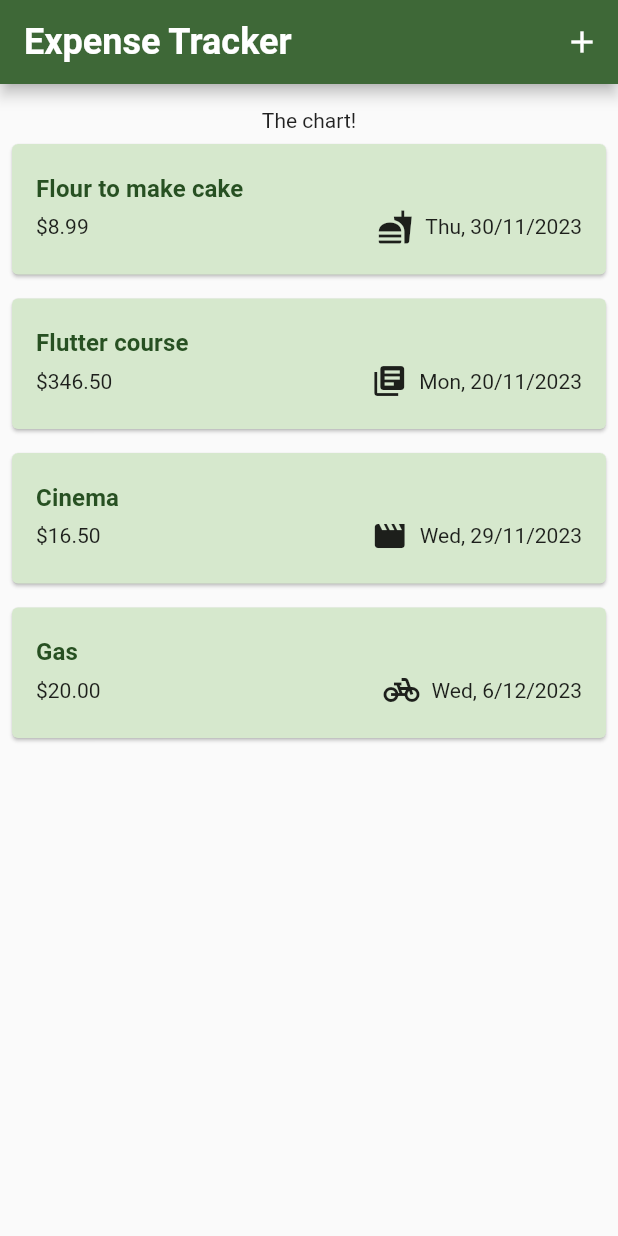
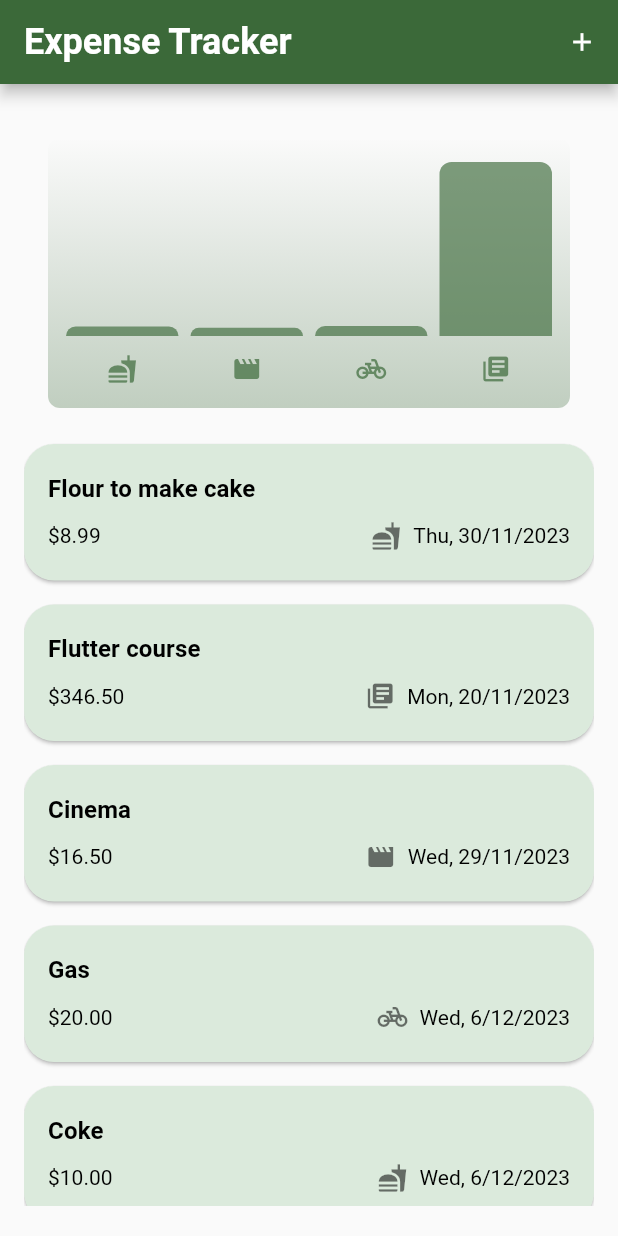
Before and after one commit to orangery-me/expense-tracker, a Flutter app: the screen it shows after launch, on a phone screen of 412 x 824 dp. Run offline on Flutter 3.47's test engine with Material 2 defaults, Android fonts, the phone set to English and light mode, and no system bars.

Commit message:
add chart

```diff
--- a/lib/expenses.dart
+++ b/lib/expenses.dart
@@ -1,4 +1,5 @@
 import 'package:flutter/material.dart';
+import 'package:flutter_section_5/widgets/chart/chart.dart';
 import 'package:flutter_section_5/widgets/existing_expense/expenses_listview.dart';
 import 'package:flutter_section_5/models/expense.dart';
 import 'package:flutter_section_5/widgets/new_expense_sheet/new_expense.dart';
@@ -32,6 +33,11 @@ class _ExpensesState extends State<Expenses>{
         amount: 20.0,
         date: DateTime.now(),
         category: Category.transportation),
+      Expense(
+        title: 'Coke',
+        amount: 10.0,
+        date: DateTime.now(),
+        category: Category.food),
     ];
 
   void _addNewExpense(Expense expense){
@@ -94,11 +100,10 @@ class _ExpensesState extends State<Expenses>{
         ],
       ),
       body: Container(
-        padding: const EdgeInsets.symmetric(horizontal: 8.0, vertical: 16.0),
-        // color: Theme.of(context).colorScheme.inverseSurface,
+        padding: const EdgeInsets.symmetric(horizontal: 16.0, vertical: 20.0),
         child: Column(
           children: [
-            const Text('The chart!'),
+            Chart(expenses: _expenses),
             Expanded(
               child: mainContent
             )
--- a/lib/main.dart
+++ b/lib/main.dart
@@ -1,3 +1,5 @@
+import 'dart:ui';
+
 import 'package:flutter/material.dart';
 import 'package:flutter_section_5/expenses.dart';
 
@@ -5,43 +7,70 @@ void main() {
   runApp(const MyApp());
 }
 
-var kColorScheme = ColorScheme.fromSeed(seedColor: const Color.fromARGB(255, 5, 73, 6));
-var kDarkColorScheme = ColorScheme.fromSeed(seedColor:Color.fromARGB(255, 2, 25, 2));
+var lightColorScheme = ColorScheme.fromSeed(seedColor: Colors.green).copyWith(
+    brightness: Brightness.light,
+    background: Colors.white,
+    secondary: const Color.fromARGB(255, 219, 234, 220),
+    onSecondary: Colors.black
+);
+
+var darkColorScheme = ColorScheme.fromSeed(seedColor: Colors.black).copyWith(
+  brightness: Brightness.dark,
+  background: Colors.black12,
+  primary: Colors.black,
+  secondary: Colors.black54,
+  onSecondary: Colors.white
+);
 
 class MyApp extends StatelessWidget {
   const MyApp({Key? key}) : super(key: key);
 
   @override
   Widget build(BuildContext context) {
+
     return  MaterialApp(
-      darkTheme: ThemeData(
-        colorScheme: kDarkColorScheme,
-        cardTheme: CardTheme(
-          color: kDarkColorScheme.secondaryContainer,
+      darkTheme: ThemeData.dark().copyWith(
+        colorScheme: darkColorScheme,
+        backgroundColor: darkColorScheme.background,
+        appBarTheme: const AppBarTheme().copyWith(
+          backgroundColor: darkColorScheme.primary,
+          foregroundColor: darkColorScheme.onPrimary
+        ),
+        cardTheme: const CardTheme().copyWith(
+          color: darkColorScheme.secondary,
+          surfaceTintColor: darkColorScheme.onSecondary,
           margin: const EdgeInsets.only(top: 8.0, bottom: 8.0),
         ),
         textTheme: ThemeData().textTheme.copyWith(
-          titleLarge: TextStyle(color: kDarkColorScheme.surfaceTint, fontSize: 24.0, fontWeight: FontWeight.bold),
-          titleSmall: TextStyle(color: kDarkColorScheme.onPrimaryContainer, fontSize: 16.0,fontWeight: FontWeight.bold),
+          titleLarge: TextStyle(color: darkColorScheme.primary, fontSize: 24.0, fontWeight: FontWeight.bold),
+          titleSmall: TextStyle(color: darkColorScheme.onSecondary, fontSize: 16.0,fontWeight: FontWeight.bold),
+          displaySmall: TextStyle(color: darkColorScheme.onSecondary, fontSize: 14.0)
         ),
+        iconTheme: const IconThemeData(color: Colors.white, size: 20.0),
+        buttonTheme: const ButtonThemeData().copyWith(
+          buttonColor: darkColorScheme.primary,
+        )
       ),
       theme: ThemeData(
-        colorScheme: kColorScheme,
+        colorScheme: lightColorScheme,
+        backgroundColor: lightColorScheme.background,
         appBarTheme: const AppBarTheme().copyWith(
-          backgroundColor: kColorScheme.onPrimaryContainer,
-          foregroundColor: kColorScheme.primaryContainer
+          backgroundColor: lightColorScheme.primary,
+          foregroundColor: lightColorScheme.onPrimary
         ),
-        cardTheme: CardTheme(
-          color: kColorScheme.secondaryContainer,
+        cardTheme: const CardTheme().copyWith(
+          color: lightColorScheme.secondary,
+          surfaceTintColor: lightColorScheme.onSecondary,
           margin: const EdgeInsets.only(top: 8.0, bottom: 8.0),
         ),
         textTheme: ThemeData().textTheme.copyWith(
-          titleLarge: TextStyle(color: kColorScheme.surfaceTint, fontSize: 24.0, fontWeight: FontWeight.bold),
-          titleSmall: TextStyle(color: kColorScheme.onPrimaryContainer, fontSize: 16.0,fontWeight: FontWeight.bold),
+          titleLarge: TextStyle(color: lightColorScheme.primary, fontSize: 24.0, fontWeight: FontWeight.bold),
+          titleSmall: TextStyle(color: lightColorScheme.onSecondary, fontSize: 16.0,fontWeight: FontWeight.bold),
+          displaySmall: TextStyle(color: lightColorScheme.onSecondary, fontSize: 14.0)
         ),
         iconTheme: const IconThemeData(color: Colors.black54, size: 20.0)
       ),
-      themeMode: ThemeMode.dark,
+      themeMode: ThemeMode.light,
       home: const Expenses(),
     );
   }
--- a/lib/models/expense.dart
+++ b/lib/models/expense.dart
@@ -5,16 +5,12 @@ import 'package:uuid/uuid.dart';
 const uuid =  Uuid();
 final formatter = DateFormat('EEE, d/M/y');
 
-enum Category {food, travel, leisure, work, transportation, investion, rental, learn }
+enum Category {food, leisure, transportation, learn }
 
 const categoryIcons = {
   Category.food : Icons.fastfood,
-  Category.travel: Icons.travel_explore,
-  Category.leisure:Icons.movie,
-  Category.work : Icons.work,
+  Category.leisure : Icons.movie,
   Category.transportation : Icons.pedal_bike,
-  Category.investion : Icons.integration_instructions,
-  Category.rental : Icons.home,
   Category.learn : Icons.library_books
 
 };
@@ -37,3 +33,22 @@ const categoryIcons = {
     return formatter.format(date);
   }
 }
+
+class ExpenseBucket{
+  final Category category;
+  final List<Expense> bucket;
+
+  ExpenseBucket({ required this.category, required this.bucket});
+
+  ExpenseBucket.byCategory({ required List <Expense> allExpense, required this.category})
+  : bucket = allExpense.where((element) => element.category == category).toList();
+
+  double get total{
+    double sum = 0;
+
+    for (final item in bucket){
+      sum+= item.amount;
+    }
+    return sum;
+  }
+}
--- /dev/null
+++ b/lib/widgets/chart/chart.dart
@@ -0,0 +1,95 @@
+import 'package:flutter/material.dart';
+
+import '../../models/expense.dart';
+import 'chart_bar.dart';
+
+class Chart extends StatelessWidget {
+  const Chart({super.key, required this.expenses});
+
+  final List<Expense> expenses;
+
+  List<ExpenseBucket> get buckets {
+    return [
+      ExpenseBucket.byCategory(allExpense:expenses, category: Category.food),
+      ExpenseBucket.byCategory(allExpense:expenses, category: Category.leisure),
+      ExpenseBucket.byCategory(allExpense:expenses, category: Category.transportation),
+      ExpenseBucket.byCategory(allExpense:expenses, category: Category.learn),
+    ];
+  }
+
+  double get maxTotalExpense {
+    double maxTotalExpense = 0;
+
+    for (final bucket in buckets) {
+      if (bucket.total > maxTotalExpense) {
+        maxTotalExpense = bucket.total;
+      }
+    }
+
+    return maxTotalExpense;
+  }
+
+  @override
+  Widget build(BuildContext context) {
+    final isDarkMode =
+        MediaQuery.of(context).platformBrightness == Brightness.dark;
+    return Container(
+      margin: const EdgeInsets.all(16),
+      padding: const EdgeInsets.symmetric(
+        vertical: 16,
+        horizontal: 8,
+      ),
+      width: double.infinity,
+      height: 180,
+      decoration: BoxDecoration(
+        borderRadius: BorderRadius.circular(8),
+        gradient: LinearGradient(
+          colors: [
+            Theme.of(context).colorScheme.primary.withOpacity(0.3),
+            Theme.of(context).colorScheme.primary.withOpacity(0.0)
+          ],
+          begin: Alignment.bottomCenter,
+          end: Alignment.topCenter,
+        ),
+      ),
+      child: Column(
+        children: [
+          Expanded(
+            child: Row(
+              crossAxisAlignment: CrossAxisAlignment.end,
+              children: [
+                for (final bucket in buckets) // alternative to map()
+                  ChartBar(
+                    fill: bucket.total == 0
+                        ? 0
+                        : bucket.total / maxTotalExpense,
+                  )
+              ],
+            ),
+          ),
+          const SizedBox(height: 12),
+          Row(
+            children: buckets
+                .map(
+                  (bucket) => Expanded(
+                    child: Padding(
+                      padding: const EdgeInsets.symmetric(horizontal: 4),
+                      child: Icon(
+                        categoryIcons[bucket.category],
+                        color: isDarkMode
+                            ? Theme.of(context).colorScheme.secondary
+                            : Theme.of(context)
+                                .colorScheme
+                                .primary
+                                .withOpacity(0.7),
+                      ),
+                    ),
+                  ),
+                )
+                .toList(),
+          )
+        ],
+      ),
+    );
+  }
+}
--- /dev/null
+++ b/lib/widgets/chart/chart_bar.dart
@@ -0,0 +1,34 @@
+import 'package:flutter/material.dart';
+
+class ChartBar extends StatelessWidget {
+  const ChartBar({
+    super.key,
+    required this.fill,
+  });
+
+  final double fill;
+
+  @override
+  Widget build(BuildContext context) {
+    final isDarkMode =
+        MediaQuery.of(context).platformBrightness == Brightness.dark;
+    return Expanded(
+      child: Padding(
+        padding: const EdgeInsets.symmetric(horizontal: 4),
+        child: FractionallySizedBox(
+          heightFactor: fill,
+          child: DecoratedBox(
+            decoration: BoxDecoration(
+              shape: BoxShape.rectangle,
+              borderRadius:
+                  const BorderRadius.vertical(top: Radius.circular(8)),
+              color: isDarkMode
+                  ? Theme.of(context).colorScheme.secondary
+                  : Theme.of(context).colorScheme.primary.withOpacity(0.65),
+            ),
+          ),
+        ),
+      ),
+    );
+  }
+}
--- a/lib/widgets/existing_expense/expense_item.dart
+++ b/lib/widgets/existing_expense/expense_item.dart
@@ -1,33 +1,34 @@
 import 'package:flutter/material.dart';
 import 'package:flutter_section_5/models/expense.dart';
 
-class ExpenseItem extends StatelessWidget{
+class ExpenseItem extends StatelessWidget {
   final Expense expense;
 
-  const ExpenseItem({required this.expense ,Key? key}) : super(key: key);
+  const ExpenseItem({required this.expense, Key? key}) : super(key: key);
 
   @override
   Widget build(BuildContext context) {
     return Card(
+      shape: RoundedRectangleBorder(borderRadius: BorderRadius.circular(20.0)),
       child: Padding(
-          padding: const EdgeInsets.symmetric(
-          vertical: 20.0,
-          horizontal: 16.0
-        ),
+        padding: const EdgeInsets.symmetric(vertical: 20.0, horizontal: 16.0),
         child: Column(
           crossAxisAlignment: CrossAxisAlignment.start,
           children: [
-              Text(expense.title,
+            Text(
+              expense.title,
               style: Theme.of(context).textTheme.titleSmall,
             ),
-              const SizedBox(height: 4.0),
+            const SizedBox(height: 12.0),
             Row(
               children: [
-                  Text('\$${expense.amount.toStringAsFixed(2)}'),
+                Text('\$${expense.amount.toStringAsFixed(2)}',
+                    style: Theme.of(context).textTheme.displaySmall),
                 const Spacer(),
-                  Icon(categoryIcons[ expense.category ]),
+                Icon(categoryIcons[expense.category]),
                 const SizedBox(width: 8.0),
-                  Text(expense.formattedDate)
+                Text(expense.formattedDate,
+                    style: Theme.of(context).textTheme.displaySmall)
               ],
             )
           ],
@@ -35,5 +36,4 @@ class ExpenseItem extends StatelessWidget{
       ),
     );
   }
-
 }
--- a/lib/widgets/new_expense_sheet/new_expense.dart
+++ b/lib/widgets/new_expense_sheet/new_expense.dart
@@ -116,9 +116,7 @@ class _NewExpenseState extends State<NewExpense>{
                     children: [
                       Text(
                         (_selectedDate == null) ? 'Select Date': _formatter.format(_selectedDate!),
-                        style: const TextStyle(
-                          fontSize: 15.0,
-                        ),
+                        style: Theme.of(context).textTheme.displaySmall
                       ),
                       const SizedBox(width: 4.0),
                       IconButton(
@@ -133,11 +131,8 @@ class _NewExpenseState extends State<NewExpense>{
             const SizedBox(height: 20.0,),
             Row(
               children: [
-                const Text('Category: ',
-                  style: TextStyle(
-                    fontSize: 16.0,
-                    color: Color.fromARGB(179, 55, 55, 55)
-                  ),
+                Text('Category: ',
+                  style: Theme.of(context).textTheme.displaySmall
                 ),
                 const SizedBox(width: 8.0,),
                 DropdownButton(
@@ -148,7 +143,8 @@ class _NewExpenseState extends State<NewExpense>{
                           // the value to return
                           value: item,
                           // the thing (text) that menu item will show
-                          child: Text(item.name.toUpperCase())
+                          child: Text(item.name.toUpperCase(),
+                              style: Theme.of(context).textTheme.displaySmall)
                         )
                     ).toList(),
                   onChanged: (value){
```
Lines whose indentation alone changed are shown as unchanged.
